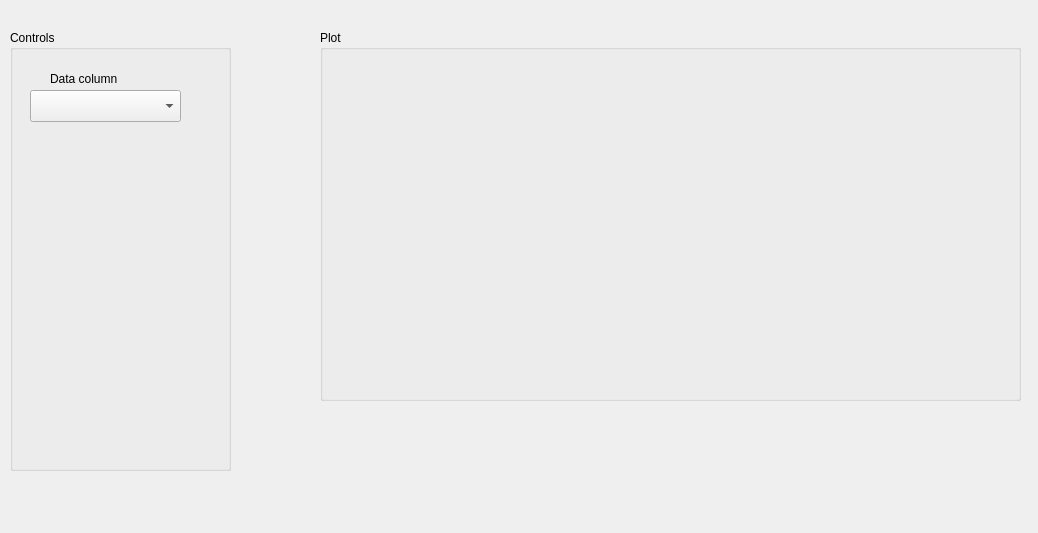
kushalkolar/MESmerize, file mesmerize/plotting/widgets/sosd_fourier/template.ui: the form before one commit.
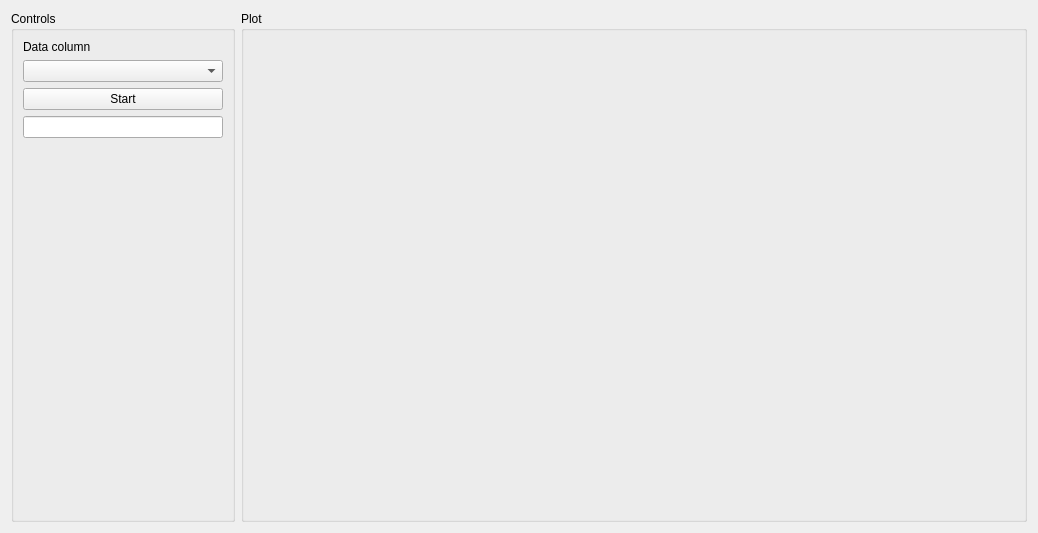
The form after the commit.

```diff
--- a/mesmerize/plotting/widgets/sosd_fourier/template.ui
+++ b/mesmerize/plotting/widgets/sosd_fourier/template.ui
@@ -13,55 +13,57 @@
   <property name="windowTitle">
    <string>Form</string>
   </property>
-  <widget class="QGroupBox" name="groupBox">
-   <property name="geometry">
-    <rect>
-     <x>320</x>
-     <y>30</y>
-     <width>701</width>
-     <height>371</height>
-    </rect>
-   </property>
-   <property name="title">
-    <string>Plot</string>
-   </property>
-  </widget>
-  <widget class="QGroupBox" name="groupBox_2">
-   <property name="geometry">
-    <rect>
-     <x>10</x>
-     <y>30</y>
-     <width>221</width>
-     <height>441</height>
-    </rect>
-   </property>
-   <property name="title">
-    <string>Controls</string>
-   </property>
-   <widget class="QComboBox" name="comboBox">
-    <property name="geometry">
-     <rect>
-      <x>20</x>
-      <y>60</y>
-      <width>151</width>
-      <height>32</height>
-     </rect>
-    </property>
-   </widget>
-   <widget class="QLabel" name="label">
-    <property name="geometry">
-     <rect>
-      <x>40</x>
-      <y>40</y>
-      <width>91</width>
-      <height>18</height>
-     </rect>
-    </property>
-    <property name="text">
-     <string>Data column</string>
-    </property>
-   </widget>
-  </widget>
+  <layout class="QHBoxLayout" name="horizontalLayout" stretch="2,7">
+   <item>
+    <widget class="QGroupBox" name="groupBoxControls">
+     <property name="title">
+      <string>Controls</string>
+     </property>
+     <layout class="QVBoxLayout" name="verticalLayout">
+      <item>
+       <widget class="QLabel" name="label">
+        <property name="text">
+         <string>Data column</string>
+        </property>
+       </widget>
+      </item>
+      <item>
+       <widget class="QComboBox" name="comboBoxDataColumn"/>
+      </item>
+      <item>
+       <widget class="QPushButton" name="pushButtonStart">
+        <property name="text">
+         <string>Start</string>
+        </property>
+       </widget>
+      </item>
+      <item>
+       <widget class="QLineEdit" name="lineEditStdOut"/>
+      </item>
+      <item>
+       <spacer name="verticalSpacer">
+        <property name="orientation">
+         <enum>Qt::Vertical</enum>
+        </property>
+        <property name="sizeHint" stdset="0">
+         <size>
+          <width>20</width>
+          <height>336</height>
+         </size>
+        </property>
+       </spacer>
+      </item>
+     </layout>
+    </widget>
+   </item>
+   <item>
+    <widget class="QGroupBox" name="groupBoxPlot">
+     <property name="title">
+      <string>Plot</string>
+     </property>
+    </widget>
+   </item>
+  </layout>
  </widget>
  <resources/>
  <connections/>
```
